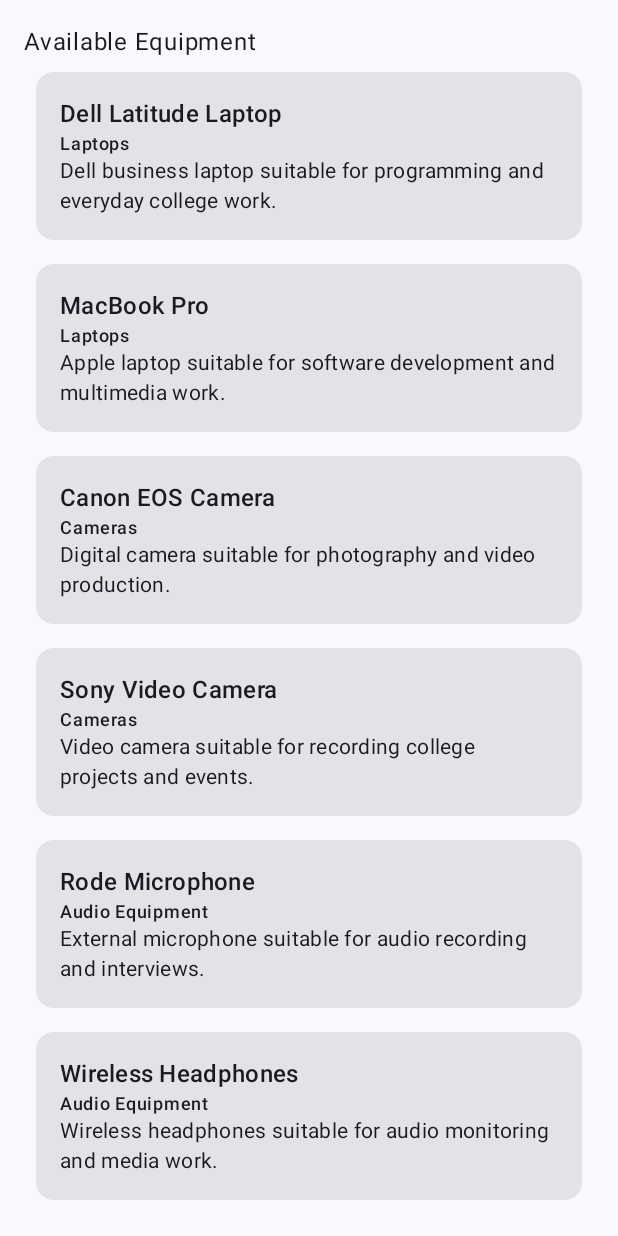
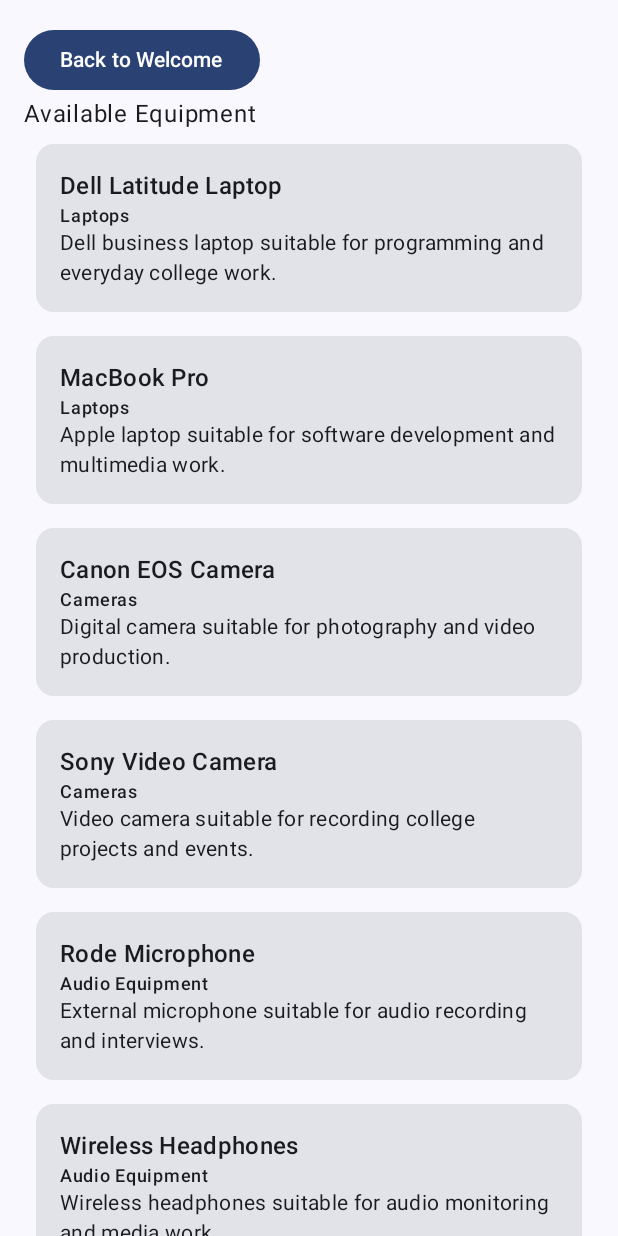
Before and after one commit to realAbdulKhan/TUSEquipmentBookingMobileApp, an Android app built with Jetpack Compose: the HomeScreen screen opened through its navigation route, on a phone screen of 412 x 824 dp. Run offline under Robolectric (Android 15) with nearby library versions, the phone set to English and light mode, and no system bars; our stand-ins replace Room's generated code.

Commit message:
Add welcome screen and back navigation

```diff
--- a/app/src/main/java/com/example/mytusequipmentbooking/AppNavigation.kt
+++ b/app/src/main/java/com/example/mytusequipmentbooking/AppNavigation.kt
@@ -1,3 +1,4 @@
+
 package com.example.mytusequipmentbooking
 
 import androidx.compose.runtime.Composable
@@ -8,6 +9,7 @@ import androidx.navigation.compose.NavHost
 import androidx.navigation.compose.composable
 import androidx.navigation.compose.rememberNavController
 import androidx.navigation.navArgument
+import com.example.mytusequipmentbooking.components.WelcomeScreen
 import com.example.mytusequipmentbooking.screens.EquipmentDetailsScreen
 import com.example.mytusequipmentbooking.screens.HomeScreen
 import com.example.mytusequipmentbooking.viewmodel.EquipmentBookingViewModel
@@ -23,14 +25,26 @@ fun AppNavigation() {
 
     NavHost(
         navController = navController,
-        startDestination = "home"
+        startDestination = "welcome"
     ) {
+
+        composable("welcome") {
+            WelcomeScreen(
+                onBrowseEquipment = {
+                    navController.navigate("home")
+                }
+            )
+        }
+
         composable("home") {
             HomeScreen(
                 equipment = uiState.value.equipment,
                 categories = uiState.value.categories,
                 onEquipmentClick = { equipmentId ->
                     navController.navigate("details/$equipmentId")
+                },
+                onBack = {
+                    navController.popBackStack()
                 }
             )
         }
--- a/app/src/main/java/com/example/mytusequipmentbooking/components/HomeScreen.kt
+++ b/app/src/main/java/com/example/mytusequipmentbooking/components/HomeScreen.kt
@@ -5,6 +5,7 @@ import androidx.compose.foundation.layout.PaddingValues
 import androidx.compose.foundation.layout.fillMaxSize
 import androidx.compose.foundation.lazy.LazyColumn
 import androidx.compose.foundation.lazy.items
+import androidx.compose.material3.Button
 import androidx.compose.material3.Text
 import androidx.compose.runtime.Composable
 import androidx.compose.ui.Modifier
@@ -17,13 +18,20 @@ import com.example.mytusequipmentbooking.model.Equipment
 fun HomeScreen(
     equipment: List<Equipment>,
     categories: List<Category>,
-    onEquipmentClick: (Int) -> Unit
+    onEquipmentClick: (Int) -> Unit,
+    onBack: () -> Unit
 ) {
     LazyColumn(
         modifier = Modifier.fillMaxSize(),
         contentPadding = PaddingValues(16.dp)
     ) {
         item {
+            Button(
+                onClick = onBack
+            ) {
+                Text("Back to Welcome")
+            }
+
             Text(
                 text = "Available Equipment"
             )
--- /dev/null
+++ b/app/src/main/java/com/example/mytusequipmentbooking/components/WelcomeScreen.kt
@@ -0,0 +1,44 @@
+package com.example.mytusequipmentbooking.components
+
+import androidx.compose.foundation.layout.Arrangement
+import androidx.compose.foundation.layout.Column
+import androidx.compose.foundation.layout.fillMaxSize
+import androidx.compose.foundation.layout.padding
+import androidx.compose.material3.Button
+import androidx.compose.material3.MaterialTheme
+import androidx.compose.material3.Text
+import androidx.compose.runtime.Composable
+import androidx.compose.ui.Alignment
+import androidx.compose.ui.Modifier
+import androidx.compose.ui.unit.dp
+
+@Composable
+fun WelcomeScreen(
+    onBrowseEquipment: () -> Unit
+) {
+    Column(
+        modifier = Modifier
+            .fillMaxSize()
+            .padding(24.dp),
+        horizontalAlignment = Alignment.CenterHorizontally,
+        verticalArrangement = Arrangement.Center
+    ) {
+        Text(
+            text = "Welcome to TUS Equipment Booking",
+            style = MaterialTheme.typography.headlineMedium
+        )
+
+        Text(
+            text = "Browse and book available college equipment.",
+            modifier = Modifier.padding(top = 16.dp),
+            style = MaterialTheme.typography.bodyLarge
+        )
+
+        Button(
+            onClick = onBrowseEquipment,
+            modifier = Modifier.padding(top = 24.dp)
+        ) {
+            Text("Browse Equipment")
+        }
+    }
+}
```
